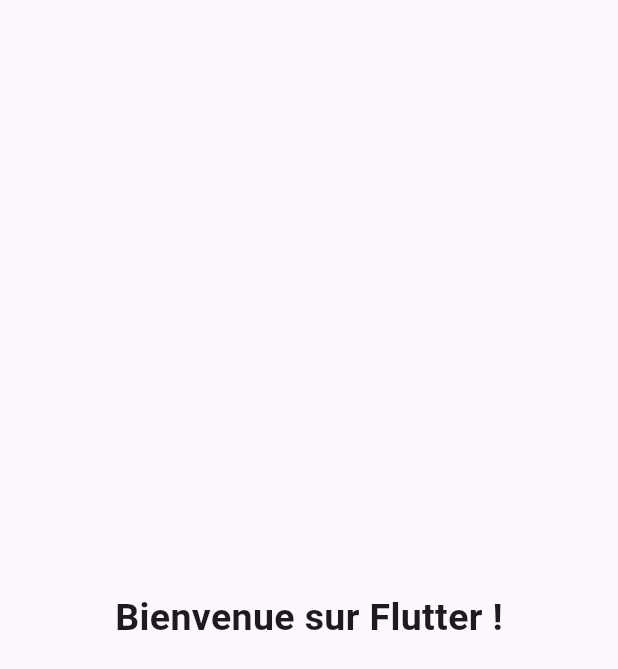
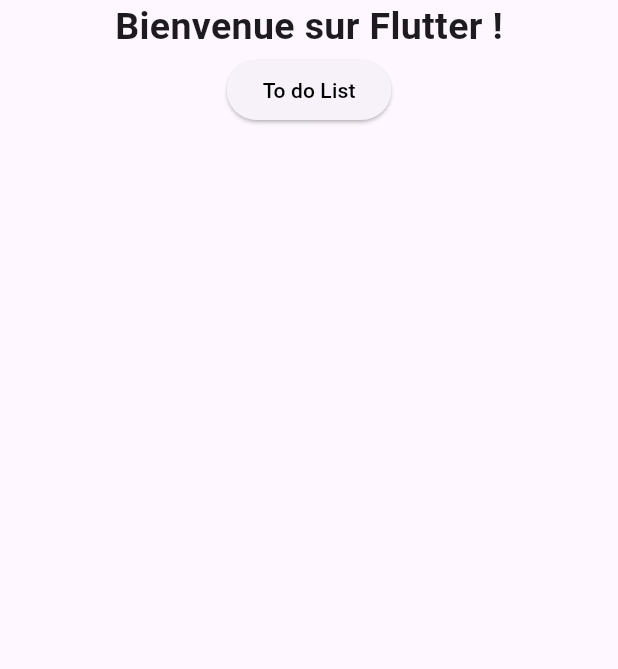
Before and after one commit to LucPASCUAL/flutter-eval, a Flutter app: the screen it shows after launch, on a phone screen of 412 x 824 dp. Shown: the top 669 px of the screen. Run offline on Flutter 3.47's test engine with Material 3 defaults, Android fonts, the phone set to English and light mode, and no system bars; our stand-ins replace flutter_slidable.

Commit message:
Travail Terminé

```diff
--- /dev/null
+++ b/lib/domain/models/todo_class.dart
@@ -0,0 +1,6 @@
+class TodoClass {
+  final String name;
+  final String? description;
+
+  const TodoClass({required this.name, this.description});
+}
--- a/lib/main.dart
+++ b/lib/main.dart
@@ -1,5 +1,6 @@
 import 'package:flutter/material.dart';
 import 'package:todo/presentation/screens/home_screen.dart';
+import 'package:todo/presentation/screens/todo_list.dart';
 
 void main() {
   runApp(const MyApp());
@@ -11,6 +12,7 @@
   @override
   Widget build(BuildContext context) {
     return MaterialApp(
+      routes: {"/todo": (context) => TodoList()},
       debugShowCheckedModeBanner: false,
       title: 'ESN.81 évaluation Flutter',
       home: HomeScreen(),
--- /dev/null
+++ b/lib/presentation/common/custom_button.dart
@@ -0,0 +1,28 @@
+import 'package:flutter/material.dart';
+
+class CustomElevatedButton extends StatelessWidget {
+  final Color? foregroundColor;
+  final String text;
+  final String route;
+  final Icon? icon;
+
+  const CustomElevatedButton(
+      {required this.text,
+      required this.route,
+      this.foregroundColor,
+      this.icon,
+      super.key});
+
+  @override
+  Widget build(BuildContext context) {
+    return ElevatedButton.icon(
+        onPressed: () {
+          Navigator.pushNamed(context, route);
+        },
+        icon: icon,
+        label: Text(text),
+        style: ElevatedButton.styleFrom(
+          foregroundColor: (foregroundColor ?? Color.fromARGB(255, 0, 0, 0)),
+        ));
+  }
+}
--- a/lib/presentation/screens/home_screen.dart
+++ b/lib/presentation/screens/home_screen.dart
@@ -1,4 +1,5 @@
 import 'package:flutter/material.dart';
+import 'package:todo/presentation/common/custom_button.dart';
 import 'package:todo/util/style_util.dart';
 
 class HomeScreen extends StatelessWidget {
@@ -8,9 +9,14 @@
   Widget build(BuildContext context) {
     return Scaffold(
       body: Center(
-        child: Text(
-          "Bienvenue sur Flutter !",
-          style: StyleUtil.getMainTextStyle(),
+        child: Column(
+          children: [
+            Text(
+              "Bienvenue sur Flutter !",
+              style: StyleUtil.getMainTextStyle(),
+            ),
+            CustomElevatedButton(text: "To do List", route: "/todo")
+          ],
         ),
       ),
     );
--- a/pubspec.yaml
+++ b/pubspec.yaml
@@ -34,6 +34,7 @@
   # The following adds the Cupertino Icons font to your application.
   # Use with the CupertinoIcons class for iOS style icons.
   cupertino_icons: ^1.0.8
+  flutter_slidable: ^4.0.0
 
 dev_dependencies:
   flutter_test:
```
Also changed, not shown: lib/presentation/common/list_view.dart (added, +52 -0 lines), lib/presentation/screens/todo_list.dart (added, +81 -0 lines), pubspec.lock, 2 other files.
